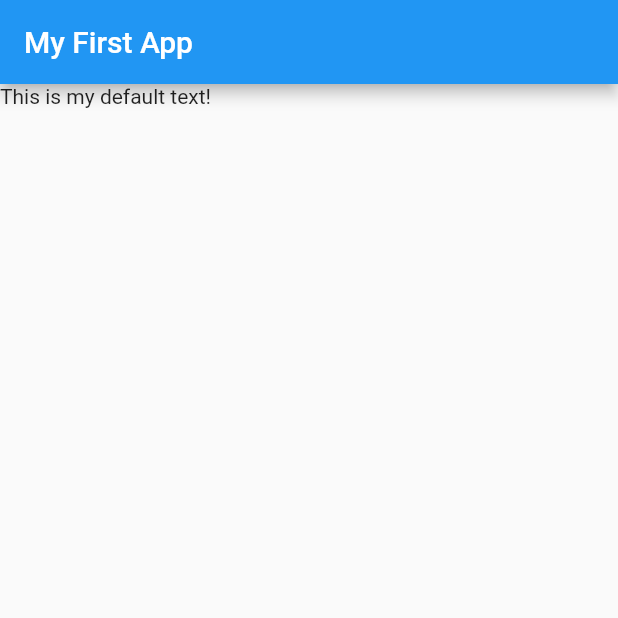
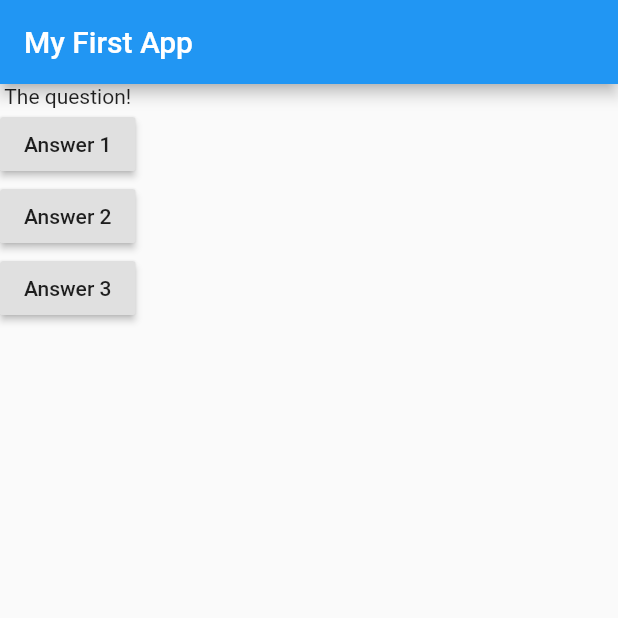
Before and after one commit to laivanhuan/flutter_course_app_1, a Flutter app: the screen it shows after launch, on a phone screen of 412 x 824 dp, the top half of it. Run offline on Flutter 3.47's test engine with Material 2 defaults, Android fonts, the phone set to English and light mode, and no system bars.

Commit message:
update body

```diff
--- a/lib/main.dart
+++ b/lib/main.dart
@@ -7,14 +7,41 @@
 void main() => runApp(MyApp());
 
 class MyApp extends StatelessWidget {
+  void answerQuestion() {
+    print('Answer chosen!');
+  }
+
   @override
   Widget build(BuildContext context) {
+    var questions = [
+      'What\'s your favorite color?',
+      'What\'s your favorite animarl?',
+    ];
     return MaterialApp(
       home: Scaffold(
         appBar: AppBar(
           title: Text('My First App'),
         ),
-        body: Text('This is my default text!'),
+        body: Column(
+          children: [
+            Text('The question!'),
+            RaisedButton(
+              child: Text('Answer 1'),
+              onPressed: answerQuestion,
+            ),
+            RaisedButton(
+              child: Text('Answer 2'),
+              onPressed: () => print('Answer 2 chosen!'),
+            ),
+            RaisedButton(
+              child: Text('Answer 3'),
+              onPressed: () {
+                // ...
+                print('Answer 3 chosen');
+              },
+            ),
+          ],
+        ),
       ),
     );
   }
```
